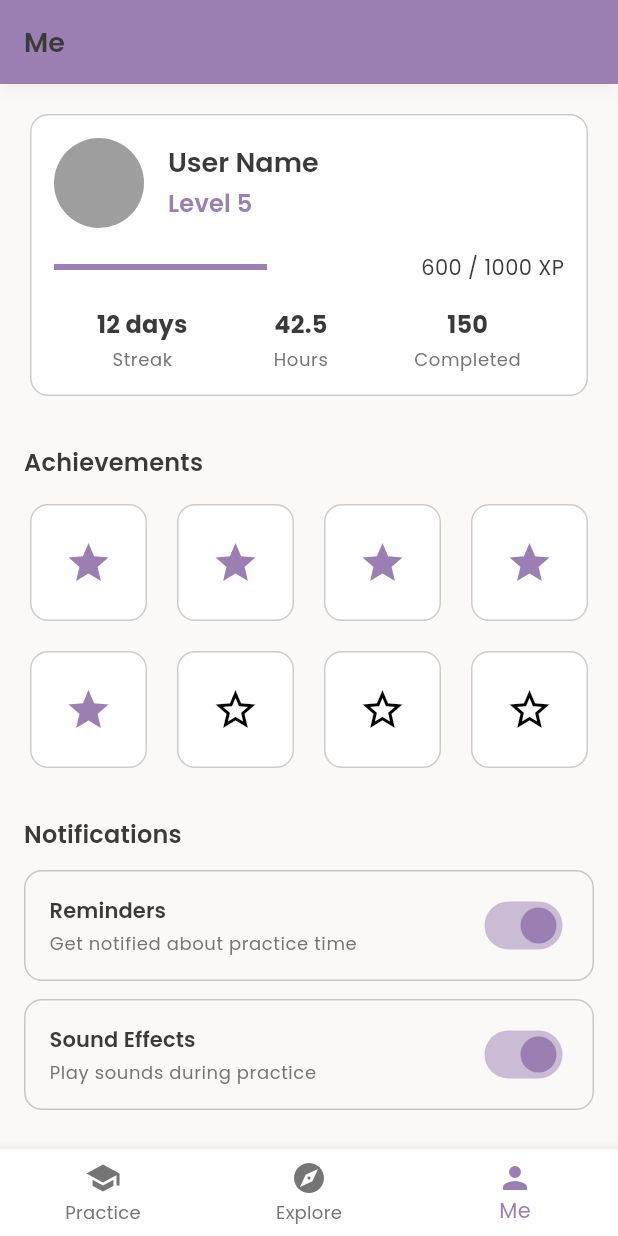
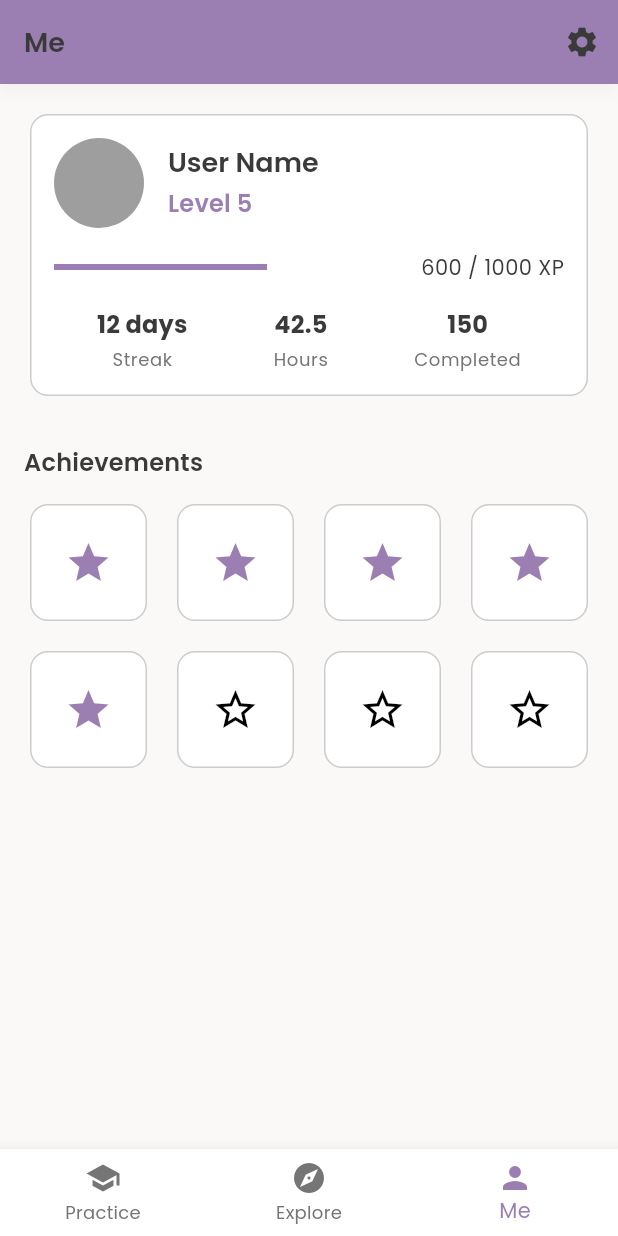
Before and after one commit to teasec4/yoga-practice-app, a Flutter app: the MeScreen screen opened by its route, on a phone screen of 412 x 824 dp. Run offline on Flutter 3.47's test engine with Material 3 defaults, Android fonts, the phone set to English and light mode, and no system bars; our stand-ins replace drift, flutter_bloc, get_it, go_router, google_fonts; accounts and stored records are empty; generated files the repository leaves out were written again.

Commit message:
changed settings logic

```diff
--- a/lib/app/routes/app_routes.dart
+++ b/lib/app/routes/app_routes.dart
@@ -1,6 +1,7 @@
 import 'package:flutter/material.dart';
 import 'package:go_router/go_router.dart';
 import 'package:yoga_coach/app/routes/main_shell.dart';
+import 'package:yoga_coach/features/me/presentation/screens/settings_screen.dart';
 import 'package:yoga_coach/features/practice/domain/entities/practice.dart';
 import 'package:yoga_coach/features/practice/presentation/screens/create_practice_screen.dart';
 import 'package:yoga_coach/features/practice/presentation/screens/practice_detail_screen.dart';
@@ -75,6 +76,19 @@ final goRouter = GoRouter(
           name: 'me',
           pageBuilder: (context, state) =>
               const NoTransitionPage(child: MeScreen()),
+          routes: [
+            GoRoute(
+              path: "settings",
+              name: "settings",
+              pageBuilder: (context, state) {
+                return MaterialPage(
+                  fullscreenDialog: true,
+                  child: SettingsScreen(),
+                );
+            }
+
+            ),
+          ]
         ),
       ],
     ),
--- a/lib/features/me/presentation/screens/me_screen.dart
+++ b/lib/features/me/presentation/screens/me_screen.dart
@@ -1,4 +1,5 @@
 import 'package:flutter/material.dart';
+import 'package:go_router/go_router.dart';
 
 class MeScreen extends StatefulWidget {
   const MeScreen({super.key});
@@ -8,15 +9,27 @@ class MeScreen extends StatefulWidget {
 }
 
 class _MeScreenState extends State<MeScreen> {
-  bool _notificationsEnabled = true;
-  bool _soundEnabled = true;
+  void _openSettings(BuildContext context) {
+    context.pushNamed('settings');
+  }
 
   @override
   Widget build(BuildContext context) {
     final colors = Theme.of(context).colorScheme;
 
     return Scaffold(
-      appBar: AppBar(title: const Text('Me')),
+      appBar: AppBar(
+        title: const Text('Me'),
+        actions: [
+          IconButton(
+            icon: const Icon(Icons.settings),
+            tooltip: 'settings',
+            onPressed: () {
+              _openSettings(context);
+            },
+          ),
+        ],
+      ),
       body: SingleChildScrollView(
         child: Padding(
           padding: const EdgeInsets.all(16),
@@ -27,61 +40,8 @@ class _MeScreenState extends State<MeScreen> {
               const SizedBox(height: 28),
               _buildAchievementsSection(colors),
               const SizedBox(height: 28),
+
               // Notifications Section
-              _buildSectionTitle('Notifications'),
-              const SizedBox(height: 12),
-              _buildToggleTile(
-                title: 'Reminders',
-                subtitle: 'Get notified about practice time',
-                value: _notificationsEnabled,
-                onChanged: (value) {
-                  setState(() => _notificationsEnabled = value);
-                },
-                colors: colors,
-              ),
-              _buildToggleTile(
-                title: 'Sound Effects',
-                subtitle: 'Play sounds during practice',
-                value: _soundEnabled,
-                onChanged: (value) {
-                  setState(() => _soundEnabled = value);
-                },
-                colors: colors,
-              ),
-              const SizedBox(height: 28),
-
-              // Account Section
-              _buildSectionTitle('Account'),
-              const SizedBox(height: 12),
-              _buildSettingsTile(
-                icon: Icons.person_outline,
-                title: 'Profile',
-                subtitle: 'Edit your profile information',
-                colors: colors,
-              ),
-              _buildSettingsTile(
-                icon: Icons.lock_outline,
-                title: 'Privacy & Security',
-                subtitle: 'Manage your privacy settings',
-                colors: colors,
-              ),
-              const SizedBox(height: 28),
-
-              // About Section
-              _buildSectionTitle('About'),
-              const SizedBox(height: 12),
-              _buildSettingsTile(
-                icon: Icons.info_outline,
-                title: 'About App',
-                subtitle: 'Version 1.0.0',
-                colors: colors,
-              ),
-              _buildSettingsTile(
-                icon: Icons.favorite_outline,
-                title: 'Rate Us',
-                subtitle: 'Leave a review on App Store',
-                colors: colors,
-              ),
             ],
           ),
         ),
```
Also changed, not shown: lib/features/me/presentation/screens/settings_screen.dart (added, +175 -0 lines), 1 other file.
